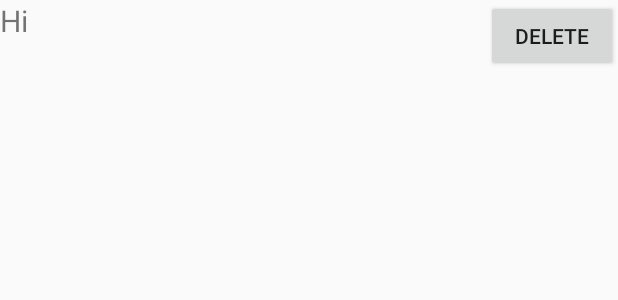
After one commit to MJedr/ShoppingApp, an Android app: the layout item_toadd.xml on its own in the app's theme, with its tools: preview values and no code run, on a phone screen of 412 x 824 dp. The commit adds this screen. Shown: the top 300 px of the screen. Run offline under Robolectric (Android 15) with nearby library versions, the phone set to English and light mode, and no system bars.

Commit message:
simple add/delete element functionality is working

```diff
--- /dev/null
+++ b/ShoppingApp/app/src/main/res/layout/item_toadd.xml
@@ -0,0 +1,23 @@
+<?xml version="1.0" encoding="utf-8"?>
+<RelativeLayout xmlns:android="http://schemas.android.com/apk/res/android"
+    android:layout_gravity="center_vertical" android:layout_width="match_parent"
+    android:layout_height="match_parent">
+
+    <TextView
+        android:layout_width="wrap_content"
+        android:layout_height="wrap_content"
+        android:id="@+id/item_title"
+        android:layout_alignParentLeft="true"
+        android:layout_alignParentStart="true"
+        android:text="Hi"
+        android:textSize="20sp"/>
+
+    <Button
+        android:layout_width="wrap_content"
+        android:layout_height="wrap_content"
+        android:id="@+id/item_delete"
+        android:layout_alignParentRight="true"
+        android:layout_alignParentEnd="true"
+        android:onClick="deleteItem"
+        android:text="delete"/>
+</RelativeLayout>
--- a/ShoppingApp/app/src/main/res/values/dimens.xml
+++ b/ShoppingApp/app/src/main/res/values/dimens.xml
@@ -1,3 +1,5 @@
 <resources>
-    <dimen name="fab_margin">16dp</dimen>
+    <!-- Default screen margins, per the Android Design guidelines. -->
+    <dimen name="activity_horizontal_margin">16dp</dimen>
+    <dimen name="activity_vertical_margin">16dp</dimen>
 </resources>
```
Also changed, not shown: ShoppingApp/app/src/main/AndroidManifest.xml (+5 -6 lines), ShoppingApp/app/src/main/java/com/example/shoppingapp/MainActivity.java (+82 -19 lines), ShoppingApp/app/src/main/java/com/example/shoppingapp/db/Item.java (added, +17 -0 lines), ShoppingApp/app/src/main/java/com/example/shoppingapp/db/ItemHelper.java (added, +26 -0 lines), ShoppingApp/app/src/main/res/layout/activity_main.xml (+9 -25 lines), ShoppingApp/app/src/main/res/layout/content_main.xml (+3 -6 lines), ShoppingApp/app/src/main/res/menu/menu_main.xml (+4 -4 lines).
